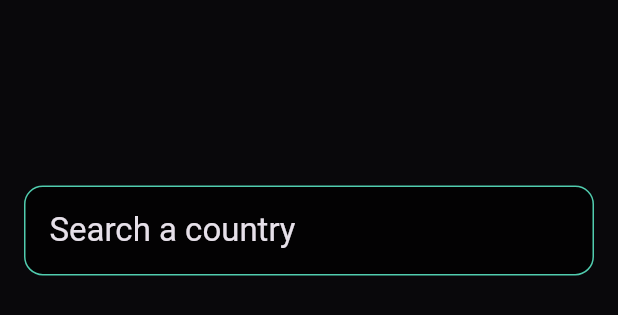
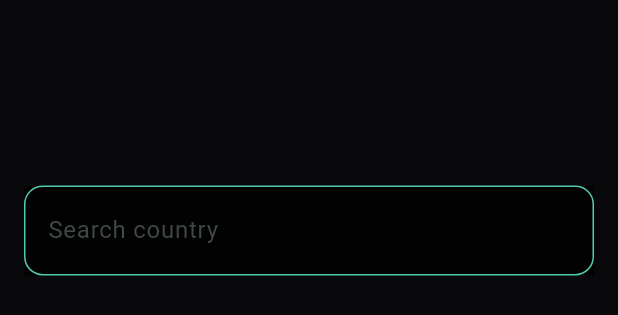
Before and after one commit to gaoypChina/rioko_ni, a Flutter app: the SearchCountryDialog widget shown alone on an empty page, opened directly, on a phone screen of 412 x 824 dp. Shown: the top 315 px of the screen. Run offline on Flutter 3.47's test engine with Material 3 defaults, Android fonts, the phone set to English and light mode, and no system bars; our stand-ins replace dartz, dio, equatable, flutter_bloc, flutter_map, font_awesome_flutter and 8 more; missing offline and left inert: countries_world_map, geobase; accounts and stored records are empty; generated files the repository leaves out were written again; statements that could not run were skipped.

Commit message:
Added textfield to the SearchCountryDialog

```diff
--- a/lib/features/map/presentation/widgets/search_country_dialog.dart
+++ b/lib/features/map/presentation/widgets/search_country_dialog.dart
@@ -19,8 +19,11 @@ class _SearchCountryDialogState extends State<SearchCountryDialog>
   late AnimationController _controller;
   late Animation<double> _animation;
 
+  late TextEditingController searchController;
+
   @override
   void initState() {
+    searchController = TextEditingController();
     _controller = AnimationController(
       vsync: this,
       duration: const Duration(milliseconds: 700),
@@ -36,6 +39,7 @@ class _SearchCountryDialogState extends State<SearchCountryDialog>
   @override
   void dispose() {
     _controller.dispose();
+    searchController.dispose();
     super.dispose();
   }
 
@@ -73,11 +77,15 @@ class _SearchCountryDialogState extends State<SearchCountryDialog>
                   top: size.height * 0.15,
                 ),
                 height: 60,
-                width: double.infinity,
-                decoration: BoxDecoration(
                 color:
                     Theme.of(context).colorScheme.background.withOpacity(0.7),
-                  border: Border.all(
+                width: double.infinity,
+                child: TextField(
+                  controller: searchController,
+                  style: Theme.of(context).textTheme.titleLarge,
+                  decoration: InputDecoration(
+                    enabledBorder: OutlineInputBorder(
+                      borderSide: BorderSide(
                         color: Theme.of(context)
                             .colorScheme
                             .secondary
@@ -85,15 +93,8 @@ class _SearchCountryDialogState extends State<SearchCountryDialog>
                       ),
                       borderRadius: BorderRadius.circular(AppSizes.radius / 2),
                     ),
-                alignment: Alignment.centerLeft,
-                padding: const EdgeInsets.symmetric(
-                  horizontal: AppSizes.paddingDouble,
-                  vertical: AppSizes.padding,
+                    label: const Text('Search country'),
                   ),
-                child: Text(
-                  'Search a country',
-                  style: Theme.of(context).textTheme.titleLarge,
-                  textAlign: TextAlign.left,
                 ),
               ),
             ),
```
Lines whose indentation alone changed are shown as unchanged.
